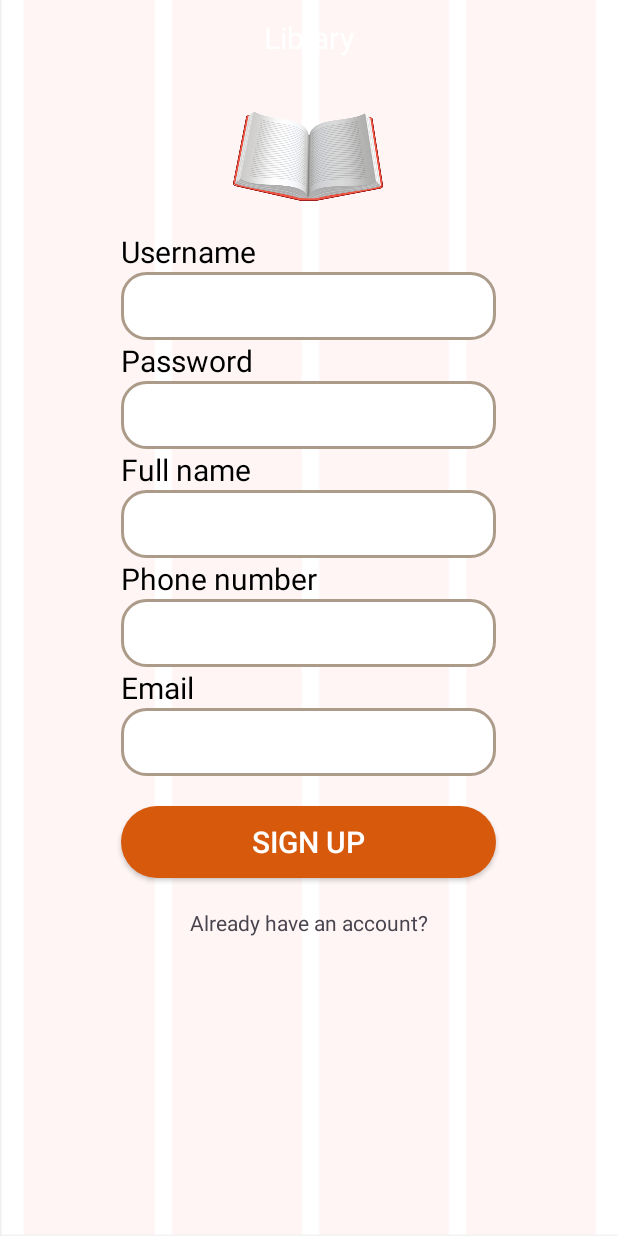
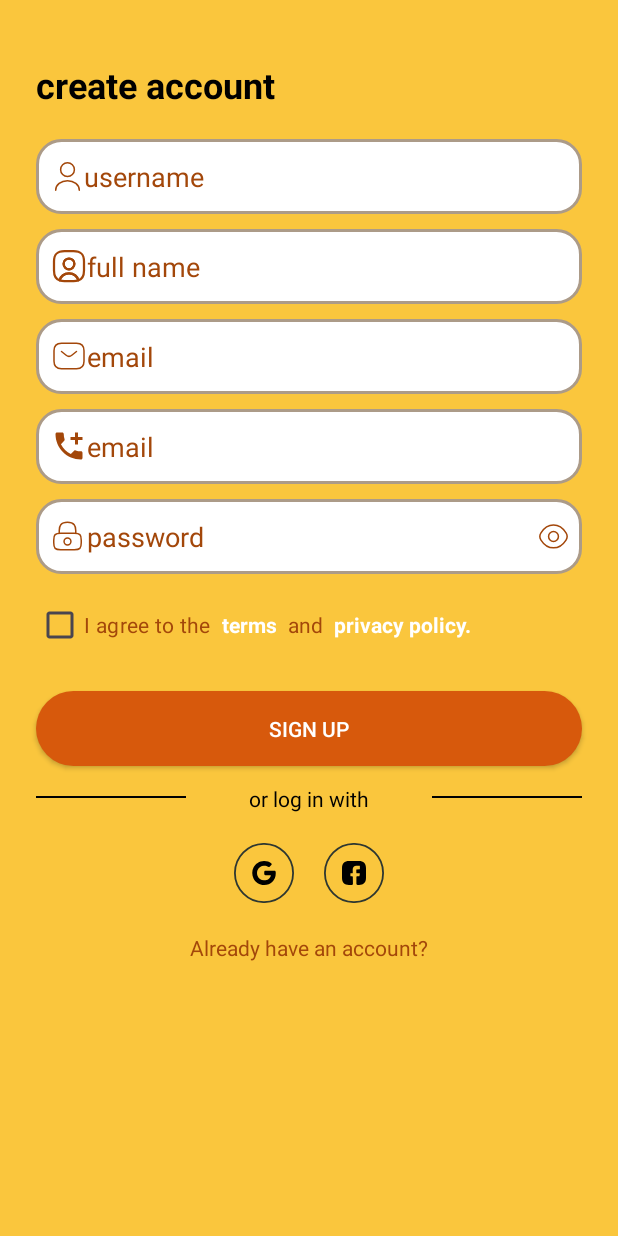
Before and after one commit to phamdanhhuong/Library_Mobile, an Android app: the RegisterActivity screen opened directly, with no data from a screen before it, on a phone screen of 412 x 824 dp. Run offline under Robolectric (Android 15) with nearby library versions, the light colour scheme and no system bars; 2 statements that could not run were skipped.

Commit message:
Update register UI

```diff
--- /dev/null
+++ b/app/src/main/res/drawable/ic_register_email.xml
@@ -0,0 +1,20 @@
+<vector xmlns:android="http://schemas.android.com/apk/res/android"
+    android:width="24dp"
+    android:height="24dp"
+    android:viewportWidth="24"
+    android:viewportHeight="24">
+  <path
+      android:strokeWidth="1"
+      android:pathData="M17,20.5H7C4,20.5 2,19 2,15.5V8.5C2,5 4,3.5 7,3.5H17C20,3.5 22,5 22,8.5V15.5C22,19 20,20.5 17,20.5Z"
+      android:strokeLineJoin="round"
+      android:fillColor="#00000000"
+      android:strokeColor="#A3470A"
+      android:strokeLineCap="round"/>
+  <path
+      android:strokeWidth="1"
+      android:pathData="M17,9L13.87,11.5C12.84,12.32 11.15,12.32 10.12,11.5L7,9"
+      android:strokeLineJoin="round"
+      android:fillColor="#00000000"
+      android:strokeColor="#A3470A"
+      android:strokeLineCap="round"/>
+</vector>
--- /dev/null
+++ b/app/src/main/res/drawable/ic_register_facebook.xml
@@ -0,0 +1,14 @@
+<vector xmlns:android="http://schemas.android.com/apk/res/android"
+    android:width="50dp"
+    android:height="50dp"
+    android:viewportWidth="50"
+    android:viewportHeight="50">
+  <path
+      android:pathData="M25,25m-24.25,0a24.25,24.25 0,1 1,48.5 0a24.25,24.25 0,1 1,-48.5 0"
+      android:strokeWidth="1.5"
+      android:fillColor="#00000000"
+      android:strokeColor="#2E3731"/>
+  <path
+      android:pathData="M35,29.19C35,32.83 32.83,35 29.19,35H28C27.45,35 27,34.55 27,34V28.23C27,27.96 27.22,27.73 27.49,27.73L29.25,27.7C29.39,27.69 29.51,27.59 29.54,27.45L29.89,25.54C29.92,25.36 29.78,25.19 29.59,25.19L27.46,25.22C27.18,25.22 26.96,25 26.95,24.73L26.91,22.28C26.91,22.12 27.04,21.98 27.21,21.98L29.61,21.94C29.78,21.94 29.91,21.81 29.91,21.64L29.87,19.24C29.87,19.07 29.74,18.94 29.57,18.94L26.87,18.98C25.21,19.01 23.89,20.37 23.92,22.03L23.97,24.78C23.98,25.06 23.76,25.28 23.48,25.29L22.28,25.31C22.11,25.31 21.98,25.44 21.98,25.61L22.01,27.51C22.01,27.68 22.14,27.81 22.31,27.81L23.51,27.79C23.79,27.79 24.01,28.01 24.02,28.28L24.11,33.98C24.12,34.54 23.67,35 23.11,35H20.81C17.17,35 15,32.83 15,29.18V20.81C15,17.17 17.17,15 20.81,15H29.19C32.83,15 35,17.17 35,20.81V29.19Z"
+      android:fillColor="#000000"/>
+</vector>
--- /dev/null
+++ b/app/src/main/res/drawable/ic_register_fullname.xml
@@ -0,0 +1,27 @@
+<vector xmlns:android="http://schemas.android.com/apk/res/android"
+    android:width="24dp"
+    android:height="24dp"
+    android:viewportWidth="24"
+    android:viewportHeight="24">
+  <path
+      android:pathData="M18.14,21.62C17.26,21.88 16.22,22 15,22H9C7.78,22 6.74,21.88 5.86,21.62C6.08,19.02 8.75,16.97 12,16.97C15.25,16.97 17.92,19.02 18.14,21.62Z"
+      android:strokeLineJoin="round"
+      android:strokeWidth="1.5"
+      android:fillColor="#00000000"
+      android:strokeColor="#A3470A"
+      android:strokeLineCap="round"/>
+  <path
+      android:pathData="M15,2H9C4,2 2,4 2,9V15C2,18.78 3.14,20.85 5.86,21.62C6.08,19.02 8.75,16.97 12,16.97C15.25,16.97 17.92,19.02 18.14,21.62C20.86,20.85 22,18.78 22,15V9C22,4 20,2 15,2ZM12,14.17C10.02,14.17 8.42,12.56 8.42,10.58C8.42,8.6 10.02,7 12,7C13.98,7 15.58,8.6 15.58,10.58C15.58,12.56 13.98,14.17 12,14.17Z"
+      android:strokeLineJoin="round"
+      android:strokeWidth="1.5"
+      android:fillColor="#00000000"
+      android:strokeColor="#A3470A"
+      android:strokeLineCap="round"/>
+  <path
+      android:pathData="M15.58,10.58C15.58,12.56 13.98,14.17 12,14.17C10.02,14.17 8.42,12.56 8.42,10.58C8.42,8.6 10.02,7 12,7C13.98,7 15.58,8.6 15.58,10.58Z"
+      android:strokeLineJoin="round"
+      android:strokeWidth="1.5"
+      android:fillColor="#00000000"
+      android:strokeColor="#A3470A"
+      android:strokeLineCap="round"/>
+</vector>
--- /dev/null
+++ b/app/src/main/res/drawable/ic_register_google.xml
@@ -0,0 +1,14 @@
+<vector xmlns:android="http://schemas.android.com/apk/res/android"
+    android:width="50dp"
+    android:height="50dp"
+    android:viewportWidth="50"
+    android:viewportHeight="50">
+  <path
+      android:pathData="M25,25m-24.25,0a24.25,24.25 0,1 1,48.5 0a24.25,24.25 0,1 1,-48.5 0"
+      android:strokeWidth="1.5"
+      android:fillColor="#00000000"
+      android:strokeColor="#2E3731"/>
+  <path
+      android:pathData="M34.74,24.07C34.69,23.56 34.26,23.18 33.75,23.18H26.2C25.65,23.18 25.2,23.63 25.2,24.18V25.89C25.2,26.44 25.65,26.89 26.2,26.89H30.71C30.6,27.81 30,29.2 28.67,30.13C27.82,30.72 26.69,31.13 25.2,31.13C25.13,31.13 25.07,31.13 25,31.12C22.45,31.04 20.29,29.33 19.51,26.98C19.3,26.35 19.18,25.69 19.18,25C19.18,24.31 19.3,23.64 19.5,23.02C19.56,22.84 19.63,22.66 19.71,22.48C20.63,20.41 22.64,18.95 25,18.88C25.06,18.87 25.13,18.87 25.2,18.87C26.63,18.87 27.7,19.34 28.45,19.86C28.84,20.13 29.36,20.07 29.7,19.74L31.09,18.38C31.53,17.95 31.49,17.22 30.99,16.86C29.4,15.69 27.46,15 25.2,15C25.13,15 25.07,15 25,15.01C21.17,15.08 17.88,17.3 16.27,20.51C15.59,21.87 15.2,23.39 15.2,25C15.2,26.61 15.59,28.13 16.27,29.49H16.28C17.89,32.7 21.18,34.92 25,34.99C25.07,35 25.13,35 25.2,35C27.9,35 30.17,34.11 31.82,32.58C33.71,30.83 34.8,28.27 34.8,25.22C34.8,24.79 34.78,24.42 34.74,24.07Z"
+      android:fillColor="#000000"/>
+</vector>
--- /dev/null
+++ b/app/src/main/res/drawable/ic_register_phone.xml
@@ -0,0 +1,5 @@
+<vector xmlns:android="http://schemas.android.com/apk/res/android" android:height="24dp" android:tint="#A3470A" android:viewportHeight="24" android:viewportWidth="24" android:width="24dp">
+
+    <path android:fillColor="@android:color/white" android:pathData="M20,15.5c-1.25,0 -2.45,-0.2 -3.57,-0.57 -0.35,-0.11 -0.74,-0.03 -1.02,0.24l-2.2,2.2c-2.83,-1.44 -5.15,-3.75 -6.59,-6.59l2.2,-2.21c0.28,-0.26 0.36,-0.65 0.25,-1C8.7,6.45 8.5,5.25 8.5,4c0,-0.55 -0.45,-1 -1,-1H4c-0.55,0 -1,0.45 -1,1 0,9.39 7.61,17 17,17 0.55,0 1,-0.45 1,-1v-3.5c0,-0.55 -0.45,-1 -1,-1zM21,6h-3V3h-2v3h-3v2h3v3h2V8h3z"/>
+
+</vector>
--- a/app/src/main/res/layout/activity_register.xml
+++ b/app/src/main/res/layout/activity_register.xml
@@ -5,168 +5,232 @@
     android:id="@+id/main_register"
     android:layout_width="match_parent"
     android:layout_height="match_parent"
-    android:background="@drawable/bg_app_all">
+    android:background="#fac63d">
+    <TextView
+        android:id="@+id/tvCreateAccount"
+        android:layout_width="wrap_content"
+        android:layout_height="wrap_content"
+        android:text="create account"
+        android:textSize="24sp"
+        android:textStyle="bold"
+        android:textColor="@android:color/black"
+        android:layout_marginTop="40dp"
+        android:layout_marginStart="24dp"
+        app:layout_constraintStart_toStartOf="parent"
+        app:layout_constraintTop_toTopOf="parent"/>
+    <!-- Ô nhập username -->
+    <EditText
+        android:id="@+id/etUserName"
+        android:layout_width="0dp"
+        android:layout_height="50dp"
+        android:background="@drawable/rounded_edittext"
+        android:hint="username"
+        android:drawableStart="@drawable/ic_login_username"
+        android:paddingStart="10dp"
+        android:textColor="@color/text_login"
+        android:textColorHint="@color/text_login"
+        android:layout_marginTop="20dp"
+        app:layout_constraintStart_toStartOf="parent"
+        app:layout_constraintEnd_toEndOf="parent"
+        app:layout_constraintTop_toBottomOf="@id/tvCreateAccount"
+        android:layout_marginHorizontal="24dp"/>
+    <!-- Ô nhập Full Name -->
+    <EditText
+        android:id="@+id/etFullName"
+        android:layout_width="0dp"
+        android:layout_height="50dp"
+        android:background="@drawable/rounded_edittext"
+        android:hint="full name"
+        android:drawableStart="@drawable/ic_register_fullname"
+        android:paddingStart="10dp"
+        android:textColor="@color/text_login"
+        android:textColorHint="@color/text_login"
+        android:layout_marginTop="10dp"
+        app:layout_constraintStart_toStartOf="parent"
+        app:layout_constraintEnd_toEndOf="parent"
+        app:layout_constraintTop_toBottomOf="@id/etUserName"
+        android:layout_marginHorizontal="24dp"/>
 
-    <LinearLayout
-        android:id="@+id/linearLayout"
-        android:layout_width="match_parent"
+    <!-- Ô nhập Email -->
+    <EditText
+        android:id="@+id/etEmail"
+        android:layout_width="0dp"
         android:layout_height="50dp"
-        android:background="@color/transparent"
-        android:gravity="center"
-        android:orientation="horizontal"
+        android:background="@drawable/rounded_edittext"
+        android:hint="email"
+        android:drawableStart="@drawable/ic_register_email"
+        android:paddingStart="10dp"
+        android:textColor="@color/text_login"
+        android:textColorHint="@color/text_login"
+        android:layout_marginTop="10dp"
+        app:layout_constraintStart_toStartOf="parent"
         app:layout_constraintEnd_toEndOf="parent"
-        app:layout_constraintHorizontal_bias="1.0"
+        app:layout_constraintTop_toBottomOf="@id/etFullName"
+        android:layout_marginHorizontal="24dp"/>
+    <!-- Ô nhập Phone -->
+    <EditText
+        android:id="@+id/etPhone"
+        android:layout_width="0dp"
+        android:layout_height="50dp"
+        android:background="@drawable/rounded_edittext"
+        android:hint="email"
+        android:drawableStart="@drawable/ic_register_phone"
+        android:paddingStart="10dp"
+        android:textColor="@color/text_login"
+        android:textColorHint="@color/text_login"
+        android:layout_marginTop="10dp"
         app:layout_constraintStart_toStartOf="parent"
-        app:layout_constraintTop_toTopOf="parent">
+        app:layout_constraintEnd_toEndOf="parent"
+        app:layout_constraintTop_toBottomOf="@id/etEmail"
+        android:layout_marginHorizontal="24dp"/>
+
+    <!-- Ô nhập Password -->
+    <EditText
+        android:id="@+id/etPassword"
+        android:layout_width="0dp"
+        android:layout_height="50dp"
+        android:background="@drawable/rounded_edittext"
+        android:hint="password"
+        android:drawableStart="@drawable/ic_login_password"
+        android:drawableEnd="@drawable/ic_login_hide_on"
+        android:inputType="textPassword"
+        android:paddingStart="10dp"
+        android:textColor="@color/text_login"
+        android:textColorHint="@color/text_login"
+        android:layout_marginTop="10dp"
+        app:layout_constraintStart_toStartOf="parent"
+        app:layout_constraintEnd_toEndOf="parent"
+        app:layout_constraintTop_toBottomOf="@id/etPhone"
+        android:layout_marginHorizontal="24dp"/>
+
+    <!-- Checkbox "I agree to the terms and privacy policy" -->
+    <CheckBox
+        android:id="@+id/cbAgree"
+        android:layout_width="wrap_content"
+        android:layout_height="wrap_content"
+        android:text="I agree to the "
+        android:textColor="@color/text_login"
+        android:layout_marginTop="10dp"
+        app:layout_constraintStart_toStartOf="@id/etPassword"
+        app:layout_constraintTop_toBottomOf="@id/etPassword"/>
 
     <TextView
+        android:id="@+id/tvTerms"
         android:layout_width="wrap_content"
         android:layout_height="wrap_content"
-            android:text="Library"
-            android:textColor="#FFFFFF"
-            android:textSize="20sp" />
-    </LinearLayout>
+        android:text="terms"
+        android:textStyle="bold"
+        android:textColor="@color/white"
+        android:layout_marginStart="4dp"
+        android:layout_marginTop="14dp"
+        app:layout_constraintStart_toEndOf="@id/cbAgree"
+        app:layout_constraintTop_toTopOf="@id/cbAgree"/>
 
-    <ImageView
-        android:id="@+id/imageView"
-        android:layout_width="100dp"
-        android:layout_height="60dp"
-        android:layout_marginTop="24dp"
-        android:background="@drawable/open_book_icon"
-        app:layout_constraintEnd_toEndOf="parent"
-        app:layout_constraintHorizontal_bias="0.498"
-        app:layout_constraintStart_toStartOf="parent"
-        app:layout_constraintTop_toBottomOf="@+id/linearLayout" />
-
-    <LinearLayout
-        android:layout_width="match_parent"
-        android:layout_height="wrap_content"
-        android:layout_marginTop="20dp"
-        android:gravity="center"
-        android:orientation="vertical"
-        app:layout_constraintBottom_toBottomOf="parent"
-        app:layout_constraintEnd_toEndOf="parent"
-        app:layout_constraintHorizontal_bias="0.0"
-        app:layout_constraintStart_toStartOf="parent"
-        app:layout_constraintTop_toBottomOf="@+id/imageView"
-        app:layout_constraintVertical_bias="0.0">
-
-        <LinearLayout
+    <TextView
+        android:id="@+id/tvEnd"
         android:layout_width="wrap_content"
         android:layout_height="wrap_content"
-            android:orientation="vertical">
-
+        android:text=" and "
+        android:textColor="@color/text_login"
+        android:layout_marginStart="4dp"
+        android:layout_marginTop="14dp"
+        app:layout_constraintStart_toEndOf="@id/tvTerms"
+        app:layout_constraintTop_toTopOf="@id/cbAgree"/>
     <TextView
+        android:id="@+id/tvPrivacyPolicy"
         android:layout_width="wrap_content"
         android:layout_height="wrap_content"
-                android:text="Username"
-                android:textColor="#000000"
-                android:textSize="20sp" />
-
-            <EditText
-                android:id="@+id/editTextUsername"
-                android:layout_width="250dp"
-                android:layout_height="45dp"
-                android:background="@drawable/rounded_edittext" />
-        </LinearLayout>
-
-        <LinearLayout
-            android:layout_width="wrap_content"
-            android:layout_height="wrap_content"
-            android:orientation="vertical">
-
-            <TextView
-                android:layout_width="wrap_content"
-                android:layout_height="wrap_content"
-                android:text="Password"
-                android:textColor="#000000"
-                android:textSize="20sp" />
-
-            <EditText
-                android:id="@+id/editTextPassword"
-                android:layout_width="250dp"
-                android:layout_height="45dp"
-                android:background="@drawable/rounded_edittext"
-                android:inputType="textPassword" />
-        </LinearLayout>
-
-        <LinearLayout
-            android:layout_width="wrap_content"
-            android:layout_height="wrap_content"
-            android:orientation="vertical">
-
-            <TextView
-                android:layout_width="wrap_content"
-                android:layout_height="wrap_content"
-                android:text="Full name"
-                android:textColor="#000000"
-                android:textSize="20sp" />
-
-            <EditText
-                android:id="@+id/editTextFullname"
-                android:layout_width="250dp"
-                android:layout_height="45dp"
-                android:background="@drawable/rounded_edittext"/>
-        </LinearLayout>
-
-        <LinearLayout
-            android:layout_width="wrap_content"
-            android:layout_height="wrap_content"
-            android:orientation="vertical">
-
-            <TextView
-                android:layout_width="wrap_content"
-                android:layout_height="wrap_content"
-                android:text="Phone number"
-                android:textColor="#000000"
-                android:textSize="20sp" />
-
-            <EditText
-                android:id="@+id/editTextPhonenumber"
-                android:layout_width="250dp"
-                android:layout_height="45dp"
-                android:background="@drawable/rounded_edittext"
-                android:inputType="phone"/>
-        </LinearLayout>
-
-        <LinearLayout
-            android:layout_width="wrap_content"
-            android:layout_height="wrap_content"
-            android:orientation="vertical">
-
-            <TextView
-                android:layout_width="wrap_content"
-                android:layout_height="wrap_content"
-                android:text="Email"
-                android:textColor="#000000"
-                android:textSize="20sp" />
-
-            <EditText
-                android:id="@+id/editTextEmail"
-                android:layout_width="250dp"
-                android:layout_height="45dp"
-                android:background="@drawable/rounded_edittext"
-                android:inputType="textEmailAddress"/>
-        </LinearLayout>
+        android:text="privacy policy."
+        android:textStyle="bold"
+        android:textColor="@color/white"
+        android:layout_marginStart="4dp"
+        android:layout_marginTop="14dp"
+        app:layout_constraintStart_toEndOf="@id/tvEnd"
+        app:layout_constraintTop_toTopOf="@id/cbAgree"/>
 
     <androidx.appcompat.widget.AppCompatButton
         android:id="@+id/btnSignup"
-            android:layout_width="250dp"
+        android:layout_width="0dp"
+        android:layout_height="50dp"
+        android:text="sign up"
+        android:background="@drawable/rounded_button"
+        android:textColor="@android:color/white"
+        android:layout_marginTop="20dp"
+        android:layout_marginBottom="40dp"
+        app:layout_constraintStart_toStartOf="parent"
+        app:layout_constraintEnd_toEndOf="parent"
+        app:layout_constraintTop_toBottomOf="@id/cbAgree"
+        android:layout_marginHorizontal="24dp"/>
+
+    <!-- Dòng kẻ ngang và chữ "or log in with" -->
+    <View
+        android:id="@+id/view1"
+        android:layout_width="100dp"
+        android:layout_height="1dp"
+        android:background="@android:color/black"
+        android:layout_marginTop="20dp"
+        app:layout_constraintTop_toBottomOf="@id/btnSignup"
+        app:layout_constraintStart_toStartOf="parent"
+        android:layout_marginStart="24dp"/>
+
+    <TextView
+        android:id="@+id/tvOrLogin"
+        android:layout_width="wrap_content"
         android:layout_height="wrap_content"
+        android:text="or log in with"
+        android:textColor="@android:color/black"
+        android:layout_marginTop="12dp"
+        android:textSize="14sp"
+        app:layout_constraintTop_toBottomOf="@id/btnSignup"
+        app:layout_constraintStart_toEndOf="@id/view1"
+        app:layout_constraintEnd_toStartOf="@id/view2"
+        android:layout_marginHorizontal="8dp"/>
+
+    <View
+        android:id="@+id/view2"
+        android:layout_width="100dp"
+        android:layout_height="1dp"
+        android:background="@android:color/black"
         android:layout_marginTop="20dp"
-            android:background="@drawable/rounded_button"
-            android:text="Sign up"
-            android:textAlignment="center"
-            android:textColor="@color/white"
-            android:textSize="20sp" />
+        app:layout_constraintTop_toBottomOf="@id/btnSignup"
+        app:layout_constraintEnd_toEndOf="parent"
+        android:layout_marginEnd="24dp"/>
 
+    <!-- Nút đăng nhập Google và Facebook -->
+    <LinearLayout
+        android:id="@+id/loginOptions"
+        android:layout_width="wrap_content"
+        android:layout_height="wrap_content"
+        android:orientation="horizontal"
+        android:layout_marginTop="20dp"
+        app:layout_constraintTop_toBottomOf="@id/tvOrLogin"
+        app:layout_constraintStart_toStartOf="parent"
+        app:layout_constraintEnd_toEndOf="parent">
+
+        <ImageView
+            android:id="@+id/btnGoogle"
+            android:layout_width="40dp"
+            android:layout_height="40dp"
+            android:src="@drawable/ic_register_google"
+            android:layout_marginEnd="20dp"/>
+
+        <ImageView
+            android:id="@+id/btnFacebook"
+            android:layout_width="40dp"
+            android:layout_height="40dp"
+            android:src="@drawable/ic_register_facebook"/>
+    </LinearLayout>
 
     <TextView
         android:id="@+id/txtAlreadyHaveAccount"
         android:layout_width="wrap_content"
         android:layout_height="wrap_content"
         android:layout_marginTop="20dp"
-            android:text="Already have an account?" />
+        android:text="Already have an account?"
+        android:textColor="@color/text_login"
+        app:layout_constraintTop_toBottomOf="@id/loginOptions"
+        app:layout_constraintStart_toStartOf="parent"
+        app:layout_constraintEnd_toEndOf="parent"/>
 
-    </LinearLayout>
+
 </androidx.constraintlayout.widget.ConstraintLayout>
```
Lines whose indentation alone changed are shown as unchanged.
